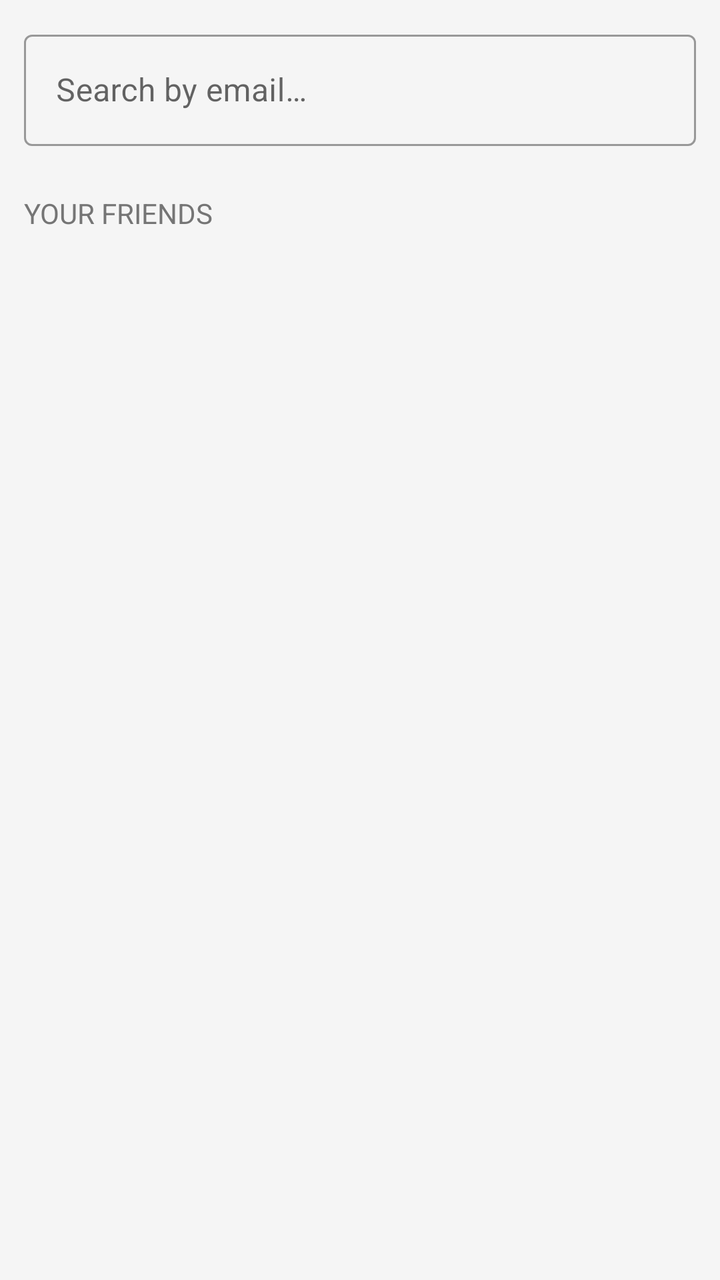
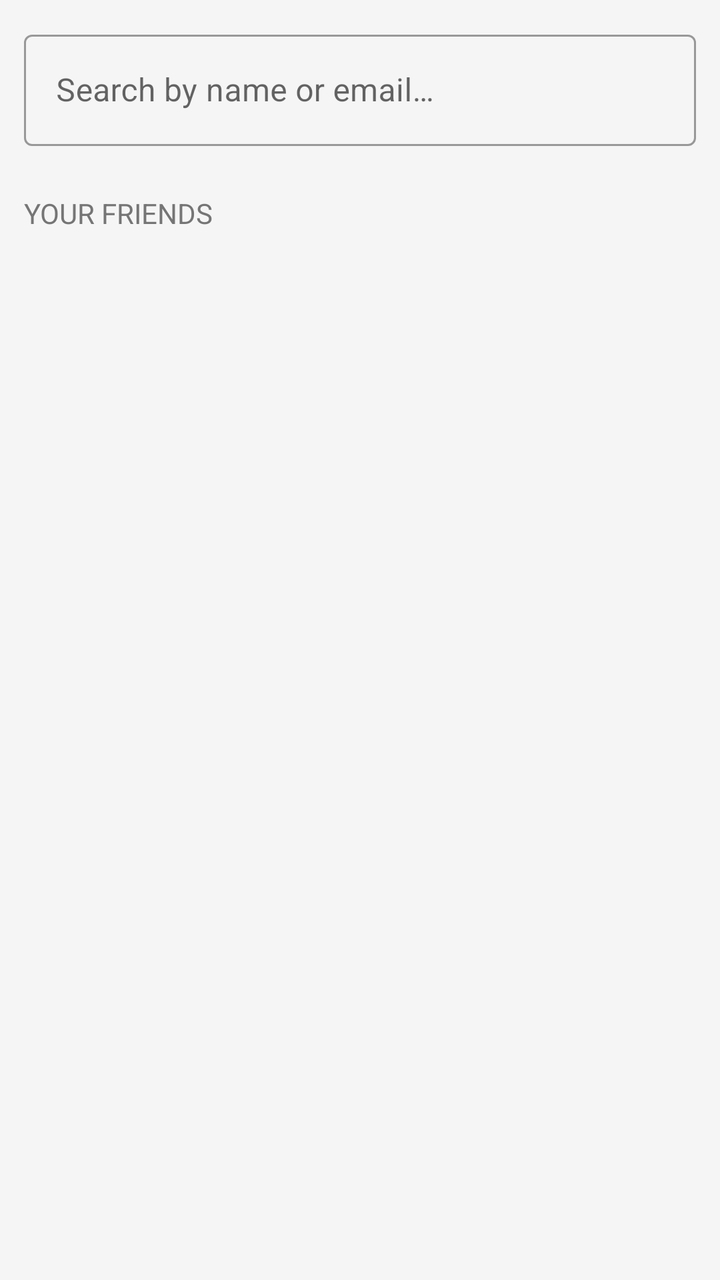

Screens rendered from an Android XML layout before and after an edit, with the pre-edit source and the edit as a unified diff.
<!-- AndroidManifest.xml: application theme Theme.IOweYou -->
<!-- res/layout/fragment_friends.xml -->
<?xml version="1.0" encoding="utf-8"?>
<LinearLayout
    xmlns:android="http://schemas.android.com/apk/res/android"
    android:layout_width="match_parent"
    android:layout_height="match_parent"
    android:orientation="vertical"
    android:background="@color/background">

    
    <com.google.android.material.textfield.TextInputLayout
        android:layout_width="match_parent"
        android:layout_height="wrap_content"
        android:layout_margin="12dp"
        style="@style/Widget.MaterialComponents.TextInputLayout.OutlinedBox">

        <com.google.android.material.textfield.TextInputEditText
            android:id="@+id/etSearch"
            android:layout_width="match_parent"
            android:layout_height="wrap_content"
            android:hint="@string/search_hint"
            android:inputType="textEmailAddress" />
    </com.google.android.material.textfield.TextInputLayout>

    
    <androidx.recyclerview.widget.RecyclerView
        android:id="@+id/rvSearchResults"
        android:layout_width="match_parent"
        android:layout_height="wrap_content"
        android:visibility="gone"
        android:background="@color/white"
        android:elevation="4dp" />

    <ScrollView
        android:layout_width="match_parent"
        android:layout_height="0dp"
        android:layout_weight="1">

        <LinearLayout
            android:layout_width="match_parent"
            android:layout_height="wrap_content"
            android:orientation="vertical"
            android:paddingBottom="16dp">

            
            <TextView
                android:id="@+id/tvPendingHeader"
                android:layout_width="match_parent"
                android:layout_height="wrap_content"
                android:padding="12dp"
                android:paddingTop="8dp"
                android:text="@string/pending_requests"
                android:textSize="14sp"
                android:textColor="@color/colorNeutral"
                android:textAllCaps="true"
                android:visibility="gone" />

            <androidx.recyclerview.widget.RecyclerView
                android:id="@+id/rvFriendRequests"
                android:layout_width="match_parent"
                android:layout_height="wrap_content"
                android:nestedScrollingEnabled="false" />

            <TextView
                android:layout_width="match_parent"
                android:layout_height="wrap_content"
                android:padding="12dp"
                android:paddingTop="8dp"
                android:text="@string/your_friends"
                android:textSize="14sp"
                android:textColor="@color/colorNeutral"
                android:textAllCaps="true" />

            <androidx.recyclerview.widget.RecyclerView
                android:id="@+id/rvFriends"
                android:layout_width="match_parent"
                android:layout_height="wrap_content"
                android:nestedScrollingEnabled="false" />

        </LinearLayout>
    </ScrollView>

</LinearLayout>
<!-- resources referenced by this layout -->
<resources>
  <color name="background">#F5F5F5</color>
  <color name="colorNeutral">#757575</color>
  <color name="white">#FFFFFF</color>
  <string name="pending_requests">Pending Requests</string>
  <string name="search_hint">Search by email…</string>
  <string name="your_friends">Your Friends</string>
  <style name="Theme.IOweYou" parent="Theme.MaterialComponents.DayNight.DarkActionBar">
          <item name="colorPrimary">@color/colorPrimary</item>
          <item name="colorPrimaryDark">@color/colorPrimaryDark</item>
          <item name="colorAccent">@color/colorAccent</item>
          <item name="android:windowBackground">@color/background</item>
      </style>
  <color name="colorPrimary">#1976D2</color>
  <color name="colorPrimaryDark">#1565C0</color>
  <color name="colorAccent">#43A047</color>
</resources>

<!-- the commit's change to res/layout/fragment_friends.xml (unified diff, before → after) -->
@@ -18,7 +18,7 @@
             android:layout_width="match_parent"
             android:layout_height="wrap_content"
             android:hint="@string/search_hint"
-            android:inputType="textEmailAddress" />
+            android:inputType="text" />
     </com.google.android.material.textfield.TextInputLayout>
 
     
<!-- resource entries referenced after the edit -->
@@ -4,7 +4,7 @@
   <color name="colorNeutral">#757575</color>
   <color name="white">#FFFFFF</color>
   <string name="pending_requests">Pending Requests</string>
-  <string name="search_hint">Search by email…</string>
+  <string name="search_hint">Search by name or email…</string>
   <string name="your_friends">Your Friends</string>
   <style name="Theme.IOweYou" parent="Theme.MaterialComponents.DayNight.DarkActionBar">
           <item name="colorPrimary">@color/colorPrimary</item>
